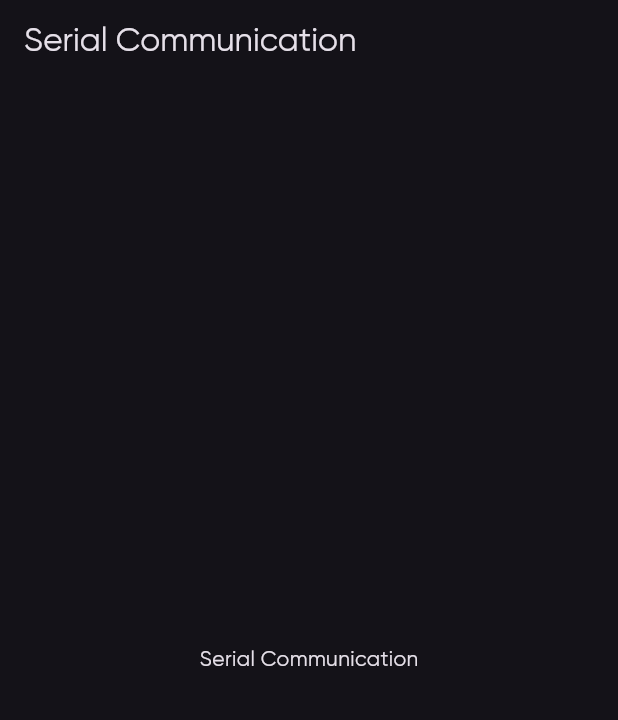
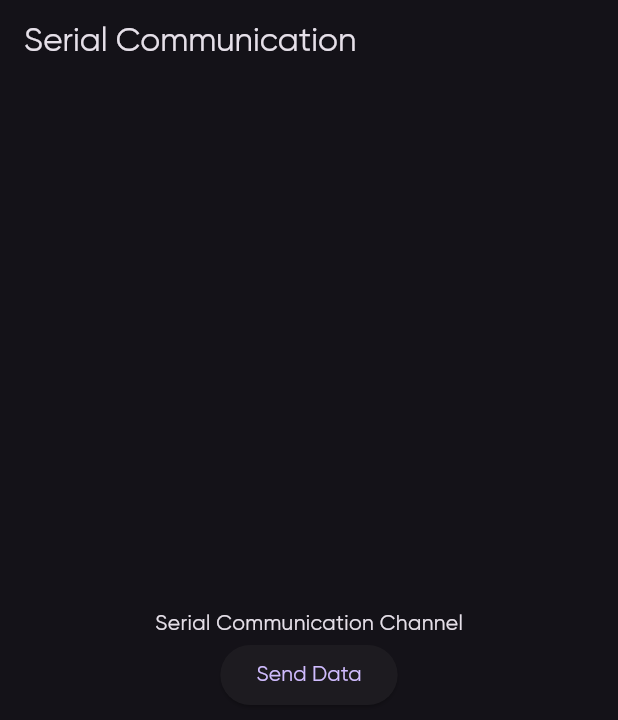
Before and after one commit to baimamboukar/arduino_serial_io, a Flutter app: the SerialCommunication screen opened by its route, on a phone screen of 412 x 824 dp. Shown: the top 720 px of the screen. Run offline on Flutter 3.47's test engine with Material 3 defaults, Android fonts, the light colour scheme and no system bars; our stand-ins replace flutter_bloc, flutter_blue_plus, flutter_bluetooth_serial, freezed_annotation, go_router, permission_handler; missing offline and left inert: flex_seed_scheme; statements that could not run were skipped.

Commit message:
chore: add `listen` stream for incoming `bytes` and `send` action

```diff
--- a/lib/app/features/serial_communication/serial_communication.dart
+++ b/lib/app/features/serial_communication/serial_communication.dart
@@ -1,4 +1,12 @@
+import 'dart:convert';
+import 'dart:typed_data';
+
 import 'package:flutter/material.dart';
+import 'package:flutter_bloc/flutter_bloc.dart';
+import 'package:flutter_bluetooth_serial/flutter_bluetooth_serial.dart';
+import 'package:go_router/go_router.dart';
+import 'package:serial_arduino/app/extensions/blocsx.dart';
+import 'package:serial_arduino/app/features/serial_communication/cubit/serial_cubit.dart';
 
 class SerialCommunication extends StatefulWidget {
   const SerialCommunication({super.key});
@@ -9,14 +17,77 @@ class SerialCommunication extends StatefulWidget {
 
 class _SerialCommunicationState extends State<SerialCommunication> {
   @override
+  void initState() {
+    final connexion = context.serialCubit.connexion!;
+    context.serialCubit.listenToIncomingData(connexion);
+    super.initState();
+  }
+
+  @override
   Widget build(BuildContext context) {
     return Scaffold(
       appBar: AppBar(
         title: const Text('Serial Communication'),
       ),
-      body: const Center(
-        child: Text('Serial Communication'),
+      body: BlocConsumer<SerialCubit, SerialState>(
+        listener: (context, state) {
+          state.maybeWhen(
+            dataReceived: (data) {
+              print("Data received: $data");
+            },
+            orElse: () {},
+          );
+        },
+        builder: (context, state) {
+          return state.maybeWhen(
+            orElse: () => _buildInitialView(context),
+            dataReceived: (data) => _buildDataReceived(context, data),
+          );
+        },
       ),
     );
   }
 }
+
+// Build Initial View for the Serial Communication page, where user can send data
+Widget _buildInitialView(BuildContext context) {
+  return Center(
+    child: Column(
+      mainAxisAlignment: MainAxisAlignment.center,
+      children: [
+        const Text("Serial Communication Channel"),
+        _DataSender(context),
+      ],
+    ),
+  );
+}
+
+ElevatedButton _DataSender(BuildContext context) {
+  return ElevatedButton(
+    onPressed: () {
+      final connexion = GoRouterState.of(context).extra! as BluetoothConnection;
+      final str = ascii.encode("INTELLIBRA");
+      context.serialCubit.sendData(connexion, str);
+    },
+    child: const Text("Send Data"),
+  );
+}
+
+// Add new received data to the list of previosu received data
+Widget _buildDataReceived(BuildContext context, Uint8List data) {
+  return Center(
+    child: Column(
+      mainAxisAlignment: MainAxisAlignment.center,
+      crossAxisAlignment: CrossAxisAlignment.center,
+      children: [
+        Builder(
+          builder: (context) {
+            final decoded = ascii.decode(data);
+            return Text("Decoded: $decoded - Encoded: $data");
+          },
+        ),
+        _DataSender(context),
+      ],
+    ),
+  );
+}
```
